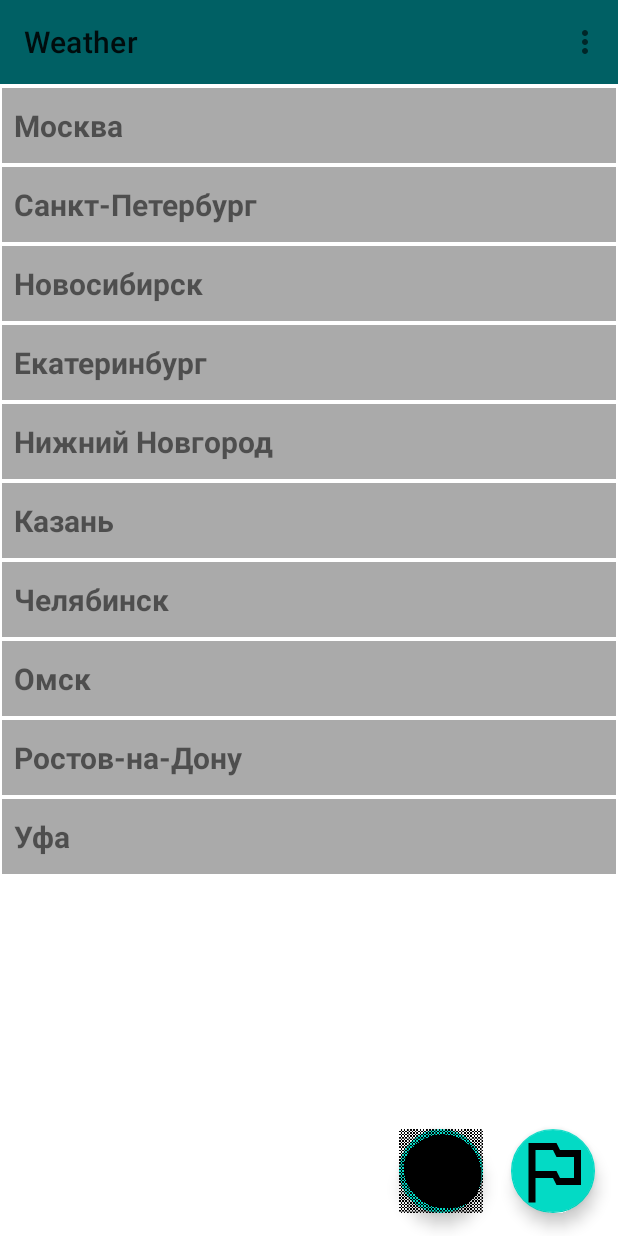
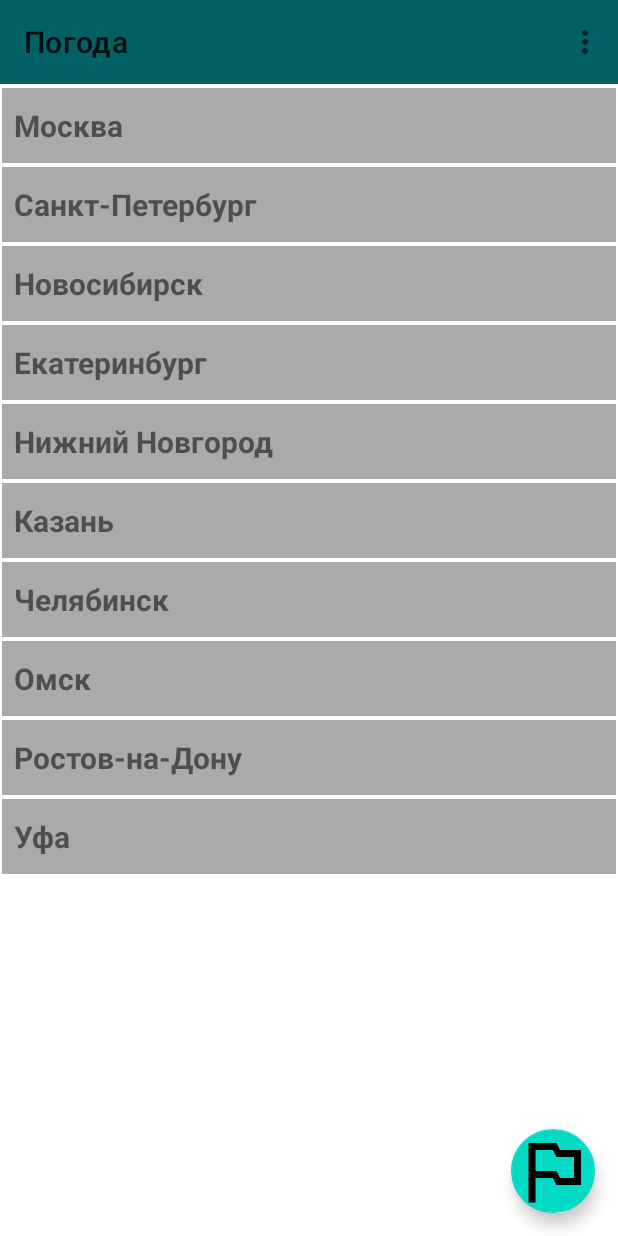
Before and after one commit to Chester095/Weather3, an Android app: the screen it shows after launch (MainActivity), on a phone screen of 412 x 824 dp. Run offline under Robolectric (Android 15) with nearby library versions, the phone set to English and light mode, and no system bars; our stand-ins replace Room's generated code.

Commit message:
Кнопки меню открывают соответствующие окна

```diff
--- a/app/src/main/AndroidManifest.xml
+++ b/app/src/main/AndroidManifest.xml
@@ -14,6 +14,9 @@
         android:theme="@style/Theme.Weather">
         <activity
             android:name=".view.HistoryActivity"
+            android:exported="false" />
+        <activity
+            android:name=".view.SettingsActivity"
             android:exported="false" />
 
         <receiver
--- a/app/src/main/java/com/geekbrains/weather/view/HistoryActivity.kt
+++ b/app/src/main/java/com/geekbrains/weather/view/HistoryActivity.kt
@@ -13,6 +13,8 @@ class HistoryActivity : AppCompatActivity() {
     @SuppressLint("NotifyDataSetChanged")
     override fun onCreate(savedInstanceState: Bundle?) {
         super.onCreate(savedInstanceState)
+        val actionBar = supportActionBar
+        actionBar!!.title = "История запросов"
         setContentView(R.layout.activity_history)
         Log.d("!!! HistoryActivity", " setContentView")
 
--- a/app/src/main/java/com/geekbrains/weather/view/details/DetailFragment.kt
+++ b/app/src/main/java/com/geekbrains/weather/view/details/DetailFragment.kt
@@ -17,7 +17,7 @@ import coil.ImageLoader
 import coil.decode.SvgDecoder
 import coil.request.ImageRequest
 import com.geekbrains.weather.R
-import com.geekbrains.weather.databinding.DetailFragmentBinding
+import com.geekbrains.weather.databinding.FragmentDetailBinding
 import com.geekbrains.weather.model.*
 import com.geekbrains.weather.viewmodel.DetailViewModel
 
@@ -86,7 +86,7 @@ class DetailFragment : Fragment() {
         }
     }
 
-    private var _binding: DetailFragmentBinding? = null
+    private var _binding: FragmentDetailBinding? = null
     private val binding get() = _binding!!
 
     override fun onCreateView(
@@ -103,7 +103,7 @@ class DetailFragment : Fragment() {
             )
         }
 
-        _binding = DetailFragmentBinding.inflate(inflater, container, false)
+        _binding = FragmentDetailBinding.inflate(inflater, container, false)
         return binding.root
     }
 
--- a/app/src/main/java/com/geekbrains/weather/view/main/MainFragment.kt
+++ b/app/src/main/java/com/geekbrains/weather/view/main/MainFragment.kt
@@ -10,14 +10,10 @@ import androidx.fragment.app.Fragment
 import androidx.lifecycle.ViewModelProvider
 import androidx.recyclerview.widget.LinearLayoutManager
 import com.geekbrains.weather.R
-import com.geekbrains.weather.databinding.MainFragmentBinding
+import com.geekbrains.weather.databinding.FragmentMainBinding
 import com.geekbrains.weather.model.Weather
-import com.geekbrains.weather.view.HistoryActivity
+import com.geekbrains.weather.view.*
 import com.geekbrains.weather.view.details.DetailFragment
-import com.geekbrains.weather.view.details.SettingsFragment
-import com.geekbrains.weather.view.hide
-import com.geekbrains.weather.view.show
-import com.geekbrains.weather.view.showSnackBar
 import com.geekbrains.weather.viewmodel.AppState
 import com.geekbrains.weather.viewmodel.MainViewModel
 
@@ -28,7 +24,7 @@ class MainFragment : Fragment() {
         const val TAG = "!!! MainFragment"
     }
 
-    private var _binding: MainFragmentBinding? = null
+    private var _binding: FragmentMainBinding? = null
     private val binding get() = _binding!!
     private val adapter = MainAdapter()
 
@@ -43,7 +39,7 @@ class MainFragment : Fragment() {
         savedInstanceState: Bundle?
     ): View? {
         setHasOptionsMenu(true)
-        _binding = MainFragmentBinding.inflate(inflater, container, false)
+        _binding = FragmentMainBinding.inflate(inflater, container, false)
         return binding.root
     }
 
@@ -93,11 +89,6 @@ class MainFragment : Fragment() {
                 }
             }
         }
-
-        // по нажатию historyFAB откроем активити
-        binding.historyFAB.setOnClickListener {
-            requireContext().startActivity(Intent(requireContext(), HistoryActivity::class.java))
-        }
     }
 
     /*** Чтобы наш активити узнал о существовании меню.
@@ -130,7 +121,7 @@ class MainFragment : Fragment() {
      */
     override fun onOptionsItemSelected(item: MenuItem): Boolean {
         if (item.itemId == R.id.action_settings) {
-            requireContext().startActivity(Intent(requireContext(), SettingsFragment::class.java))
+            requireContext().startActivity(Intent(requireContext(), SettingsActivity::class.java))
             return true
         } else if (item.itemId == R.id.action_history) {
             requireContext().startActivity(Intent(requireContext(), HistoryActivity::class.java))
--- a/app/src/main/res/layout/settings_fragment.xml
+++ b/app/src/main/res/layout/activity_settings.xml
@@ -6,7 +6,7 @@
     android:layout_margin="@dimen/margin_note_edit"
     android:background="@color/white"
     android:orientation="vertical"
-    tools:context=".view.MainActivity">
+    tools:context=".view.SettingsActivity">
 
     <androidx.appcompat.widget.SwitchCompat
         android:id="@+id/switch_button_dark_theme"
--- a/app/src/main/res/layout/main_fragment.xml
+++ b/app/src/main/res/layout/fragment_main.xml
@@ -29,15 +29,6 @@
         android:src="@drawable/ic_baseline_outlined_flag_24"
         app:maxImageSize="@dimen/fab_icon_size" />
 
-    <com.google.android.material.floatingactionbutton.FloatingActionButton
-        android:id="@+id/historyFAB"
-        android:layout_width="wrap_content"
-        android:layout_height="wrap_content"
-        android:layout_gravity="bottom|end"
-        android:layout_marginBottom="15dp"
-        android:layout_marginEnd="90dp"
-        android:src="@drawable/ic_earth"
-        app:maxImageSize="@dimen/fab_icon_size" />
 
     <LinearLayout
         android:id="@+id/loadingContainer"
--- a/app/src/main/res/navigation/nav_graph.xml
+++ b/app/src/main/res/navigation/nav_graph.xml
@@ -9,7 +9,7 @@
         android:id="@+id/FirstFragment"
         android:name="com.geekbrains.weather.view.main.MainFragment"
         android:label="@string/first_fragment_label"
-        tools:layout="@layout/detail_fragment">
+        tools:layout="@layout/fragment_detail">
 
         <action
             android:id="@+id/action_FirstFragment_to_SecondFragment"
--- a/app/src/main/res/values/strings.xml
+++ b/app/src/main/res/values/strings.xml
@@ -1,6 +1,6 @@
 <resources>
-    <string name="app_name">Weather</string>
-    <string name="action_settings">Settings</string>
+    <string name="app_name">Погода</string>
+    <string name="action_settings">Настройки</string>
 
     <string name="first_fragment_label">First Fragment</string>
     <string name="second_fragment_label">Second Fragment</string>
--- a/app/src/main/res/values/themes.xml
+++ b/app/src/main/res/values/themes.xml
@@ -2,7 +2,7 @@
     <!-- Base application theme. -->
     <style name="Theme.Weather" parent="Theme.MaterialComponents.DayNight.DarkActionBar">
         <!-- Primary brand color. -->
-        <item name="colorPrimary">@color/purple_500</item>
+        <item name="colorPrimary">@color/teal_700</item>
         <item name="colorPrimaryVariant">@color/purple_700</item>
         <item name="colorOnPrimary">@color/white</item>
         <!-- Secondary brand color. -->
```
Also changed, not shown: app/src/main/java/com/geekbrains/weather/view/SettingsActivity.kt (added, +18 -0 lines), app/src/main/java/com/geekbrains/weather/view/details/SettingsFragment.kt (deleted, +0 -22 lines), app/src/main/res/layout/fragment_detail.xml (renamed from app/src/main/res/layout/detail_fragment.xml).
